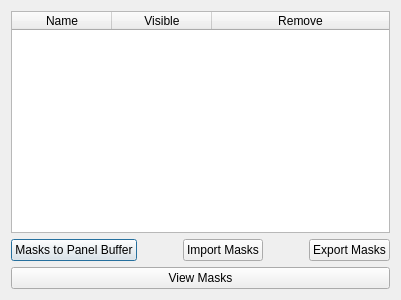
HEXRD/hexrdgui, file hexrd/ui/resources/ui/mask_manager_dialog.ui: the form before one commit.
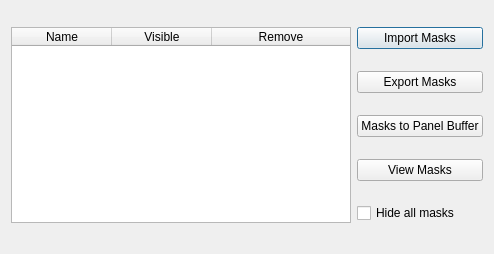
The form after the commit.

Commit message: Add the option to hide all masks

The edit to the form file:
```diff
--- a/hexrd/ui/resources/ui/mask_manager_dialog.ui
+++ b/hexrd/ui/resources/ui/mask_manager_dialog.ui
@@ -6,15 +6,15 @@
    <rect>
     <x>0</x>
     <y>0</y>
-    <width>401</width>
-    <height>300</height>
+    <width>494</width>
+    <height>254</height>
    </rect>
   </property>
   <property name="windowTitle">
    <string>Mask Management</string>
   </property>
-  <layout class="QVBoxLayout" name="verticalLayout">
-   <item>
+  <layout class="QGridLayout" name="gridLayout">
+   <item row="0" column="0" rowspan="5">
     <widget class="QTableWidget" name="masks_table">
      <property name="contextMenuPolicy">
       <enum>Qt::CustomContextMenu</enum>
@@ -54,64 +54,41 @@
      </column>
     </widget>
    </item>
-   <item>
-    <layout class="QHBoxLayout" name="horizontalLayout">
-     <item>
-      <widget class="QPushButton" name="panel_buffer">
-       <property name="text">
-        <string>Masks to Panel Buffer</string>
-       </property>
-      </widget>
-     </item>
-     <item>
-      <spacer name="horizontalSpacer">
-       <property name="orientation">
-        <enum>Qt::Horizontal</enum>
-       </property>
-       <property name="sizeHint" stdset="0">
-        <size>
-         <width>40</width>
-         <height>20</height>
-        </size>
-       </property>
-      </spacer>
-     </item>
-     <item>
+   <item row="0" column="1">
       <widget class="QPushButton" name="import_masks">
        <property name="text">
         <string>Import Masks</string>
        </property>
       </widget>
      </item>
-     <item>
-      <spacer name="horizontalSpacer_2">
-       <property name="orientation">
-        <enum>Qt::Horizontal</enum>
-       </property>
-       <property name="sizeHint" stdset="0">
-        <size>
-         <width>40</width>
-         <height>20</height>
-        </size>
-       </property>
-      </spacer>
-     </item>
-     <item>
+   <item row="1" column="1">
       <widget class="QPushButton" name="export_masks">
        <property name="text">
         <string>Export Masks</string>
        </property>
       </widget>
      </item>
-    </layout>
+   <item row="2" column="1">
+    <widget class="QPushButton" name="panel_buffer">
+     <property name="text">
+      <string>Masks to Panel Buffer</string>
+     </property>
+    </widget>
    </item>
-   <item>
+   <item row="3" column="1">
     <widget class="QPushButton" name="view_masks">
      <property name="text">
       <string>View Masks</string>
      </property>
     </widget>
    </item>
+   <item row="4" column="1">
+    <widget class="QCheckBox" name="hide_masks">
+     <property name="text">
+      <string>Hide all masks</string>
+     </property>
+    </widget>
+   </item>
   </layout>
  </widget>
  <tabstops>
```
Lines whose indentation alone changed are shown as unchanged. The commit also changes 2 other files.
